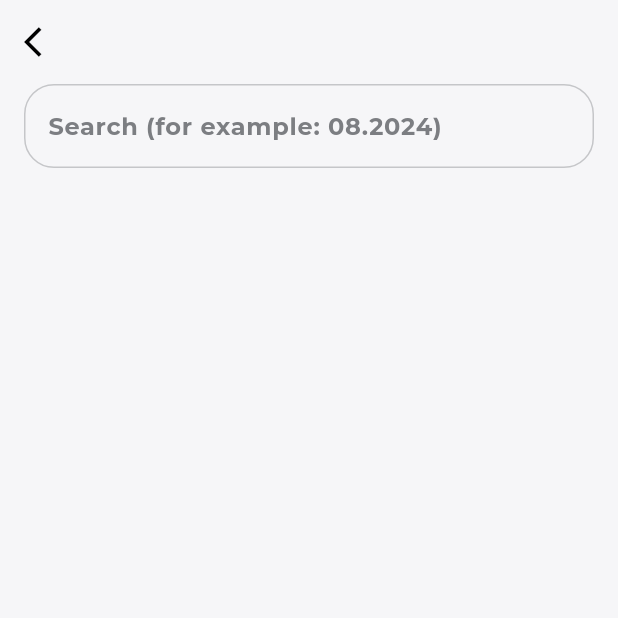
After one commit to MishaArb/HomeInfo, a Flutter app: the SearchReadingScreen screen opened by its route, on a phone screen of 412 x 824 dp, the top half of it. The commit adds this screen. Run offline on Flutter 3.47's test engine with Material 3 defaults, Android fonts, the phone set to English and light mode, and no system bars; our stand-ins replace auto_route, bloc, equatable, flutter_bloc, get_it, shared_preferences; accounts and stored records are empty; generated files the repository leaves out were written again.

Commit message:
feat: implement SearchReadingScreen

```diff
--- a/lib/core/localizations/l10n/app_en.arb
+++ b/lib/core/localizations/l10n/app_en.arb
@@ -39,7 +39,9 @@
 
   "title_hint_text" : "Title",
   "description_hint_text" : "Description",
-  "search_hint_text" : "Search (for example: 08.2024)",
+  "search_for_example_hint_text" : "Search (for example: 08.2024)",
+  "search_hint_text" : "Search",
+
 
   "language_screen_description" : "Select your preferred language and make the app truly yours. Customize your experience by choosing the language that speaks to you",
   "theme_screen_description" : "Pick the theme that resonates with your style and sets the mood for your app experience"
--- a/lib/core/localizations/l10n/app_uk.arb
+++ b/lib/core/localizations/l10n/app_uk.arb
@@ -39,7 +39,8 @@
 
   "title_hint_text" : "Назва",
   "description_hint_text" : "Опис",
-  "search_hint_text" : "Пошук (наприклад: 08.2024)",
+  "search_for_example_hint_text"  : "Пошук (наприклад: 08.2024)",
+  "search_hint_text" : "Пошук",
 
   "language_screen_description" : "Виберіть потрібну мову та зробіть програму справді вашою. Налаштуйте свій досвід, вибравши мову, яка розмовляє з вами",
   "theme_screen_description" : "Виберіть тему, яка відповідає вашому стилю та створює настрій для роботи з програмою"
--- a/lib/core/router/router.dart
+++ b/lib/core/router/router.dart
@@ -3,6 +3,7 @@ import 'package:auto_route/auto_route.dart';
 import '../../presentation/pages/bottom_navigation_bar/bottom_navigation_bar.dart';
 import '../../presentation/pages/home/home_screen.dart';
 import '../../presentation/pages/readings/readings_screen.dart';
+import '../../presentation/pages/readings/search_reading_screen.dart';
 import '../../presentation/pages/settings/language/language_screen.dart';
 import '../../presentation/pages/settings/reminder/reminders_screen.dart';
 import '../../presentation/pages/settings/settings_screen.dart';
@@ -26,5 +27,6 @@ class AppRouter extends _$AppRouter {
         AutoRoute(page: RemindersRoute.page, path: '/remindersScreen'),
         AutoRoute(page: ThemeRoute.page, path: '/themeScreen'),
         AutoRoute(page: LanguageRoute.page, path: '/languageScreen'),
+        AutoRoute(page: SearchReadingRoute.page, path: '/searchReadingScreen'),
       ];
 }
--- a/lib/presentation/pages/readings/readings_screen.dart
+++ b/lib/presentation/pages/readings/readings_screen.dart
@@ -29,6 +29,9 @@ class ReadingsScreen extends StatelessWidget {
 
   _buildSearchField(BuildContext context) {
     return GestureDetector(
+      onTap: () =>
+        context.router.pushNamed('/searchReadingScreen'),
+
       child: Container(
         alignment: Alignment.centerLeft,
         margin: const EdgeInsets.all(10),
--- /dev/null
+++ b/lib/presentation/pages/readings/search_reading_screen.dart
@@ -0,0 +1,50 @@
+import 'package:flutter/material.dart';
+import 'package:auto_route/auto_route.dart';
+import 'package:flutter_gen/gen_l10n/app_localizations.dart';
+
+import '../../../core/themes/app_colors.dart';
+
+@RoutePage()
+class SearchReadingScreen extends StatelessWidget {
+  const SearchReadingScreen({super.key});
+
+  @override
+  Widget build(BuildContext context) {
+    return Scaffold(
+      appBar: AppBar(
+        leading: IconButton(
+          onPressed: () => context.router.pop(),
+          icon: const Icon(Icons.arrow_back_ios),
+        ),
+      ),
+      body: Column(
+        children: [
+          _buildReminderNameTextForm(context),
+        ],
+      ),
+    );
+  }
+}
+
+_buildReminderNameTextForm(BuildContext context) {
+  return Padding(
+    padding: const EdgeInsets.symmetric(horizontal: 16.0),
+    child: TextFormField(
+      keyboardType: TextInputType.number,
+      maxLines: 1,
+      controller: TextEditingController(),
+      onChanged: (value) {},
+      decoration: InputDecoration(
+        focusedBorder: OutlineInputBorder(
+          borderRadius: BorderRadius.circular(20),
+          borderSide: const BorderSide(color: AppColors.blueE),
+        ),
+        enabledBorder: OutlineInputBorder(
+          borderRadius: BorderRadius.circular(20),
+          borderSide: BorderSide(color: AppColors.grey82.withOpacity(0.4)),
+        ),
+        hintText: AppLocalizations.of(context)!.search_for_example_hint_text,
+      ),
+    ),
+  );
+}
--- a/lib/presentation/pages/settings/reminder/new_reminder_bottom_sheet.dart
+++ b/lib/presentation/pages/settings/reminder/new_reminder_bottom_sheet.dart
@@ -108,6 +108,7 @@ Row _buildReminderCheckBox(BuildContext context) {
 TextFormField _buildReminderNameTextForm(BuildContext context) {
   return TextFormField(
     keyboardType: TextInputType.text,
+    textCapitalization: TextCapitalization.words,
     maxLines: 1,
     controller: TextEditingController(),
     onChanged: (value) {},
@@ -120,6 +121,7 @@ TextFormField _buildReminderNameTextForm(BuildContext context) {
 TextFormField _buildReminderDescriptionTextForm(BuildContext context) {
   return TextFormField(
     keyboardType: TextInputType.text,
+    textCapitalization: TextCapitalization.words,
     maxLines: 4,
     controller: TextEditingController(),
     onChanged: (value) {},
```
